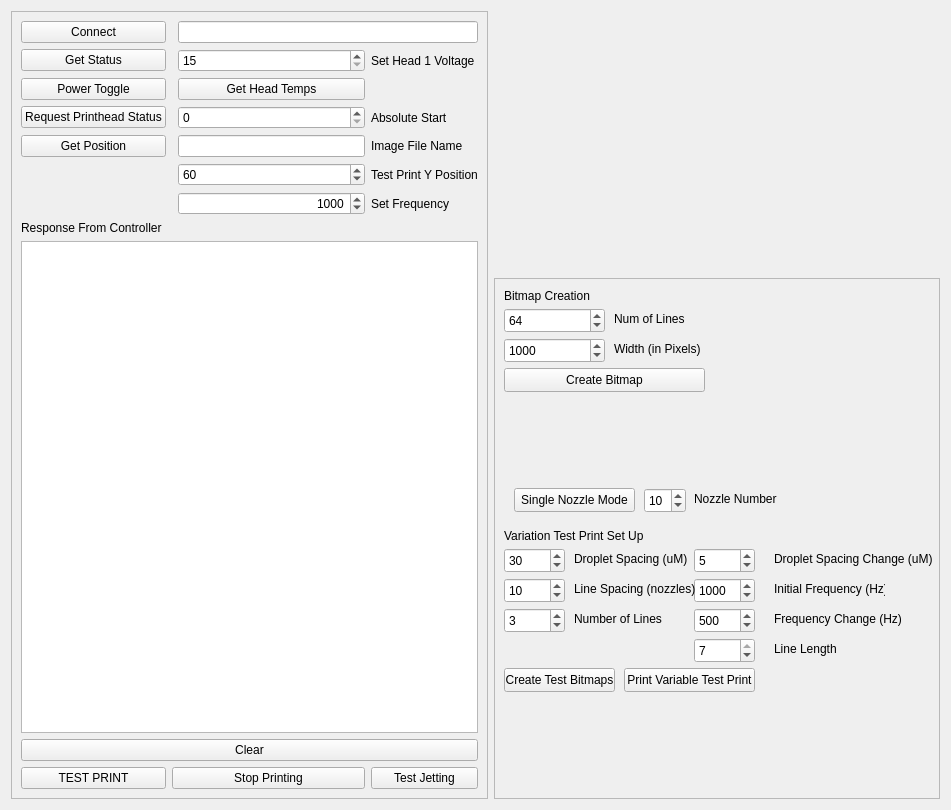
The window that src/ui/mjprintheadwidget.ui (BYUCreateResearchLab/CREATE_LAB_Binder_Jet_Printer) describes before a commit, drawn with Qt 5.
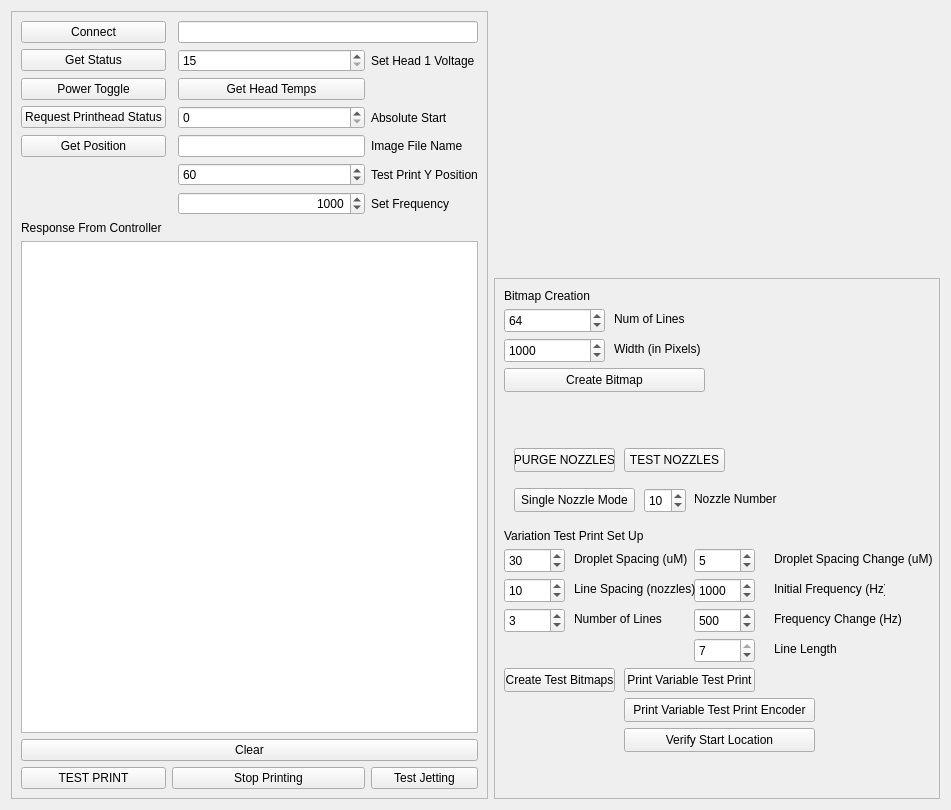
The same window after the commit.

```diff
--- a/src/ui/mjprintheadwidget.ui
+++ b/src/ui/mjprintheadwidget.ui
@@ -632,6 +632,58 @@
        <string>Droplet Spacing Change (uM)</string>
       </property>
      </widget>
+     <widget class="QPushButton" name="purgeNozzlesButton">
+      <property name="geometry">
+       <rect>
+        <x>20</x>
+        <y>170</y>
+        <width>101</width>
+        <height>24</height>
+       </rect>
+      </property>
+      <property name="text">
+       <string>PURGE NOZZLES</string>
+      </property>
+     </widget>
+     <widget class="QPushButton" name="testNozzlesButton">
+      <property name="geometry">
+       <rect>
+        <x>130</x>
+        <y>170</y>
+        <width>101</width>
+        <height>24</height>
+       </rect>
+      </property>
+      <property name="text">
+       <string>TEST NOZZLES</string>
+      </property>
+     </widget>
+     <widget class="QPushButton" name="printVariableTestPrintEnc">
+      <property name="geometry">
+       <rect>
+        <x>130</x>
+        <y>420</y>
+        <width>191</width>
+        <height>24</height>
+       </rect>
+      </property>
+      <property name="text">
+       <string>Print Variable Test Print Encoder</string>
+      </property>
+     </widget>
+     <widget class="QPushButton" name="verifyStartLocation">
+      <property name="geometry">
+       <rect>
+        <x>130</x>
+        <y>450</y>
+        <width>191</width>
+        <height>24</height>
+       </rect>
+      </property>
+      <property name="text">
+       <string>Verify Start Location</string>
+      </property>
+     </widget>
     </widget>
    </item>
   </layout>
```
Left out of the diff: 2 changed lines with no effect on the pictures.
